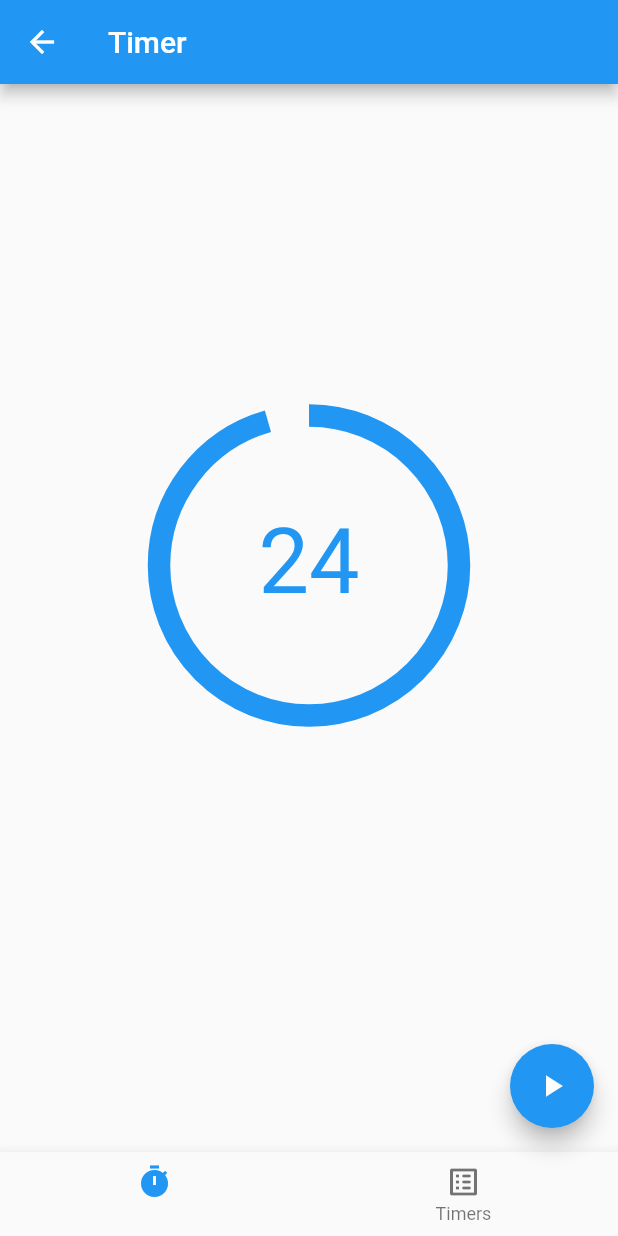
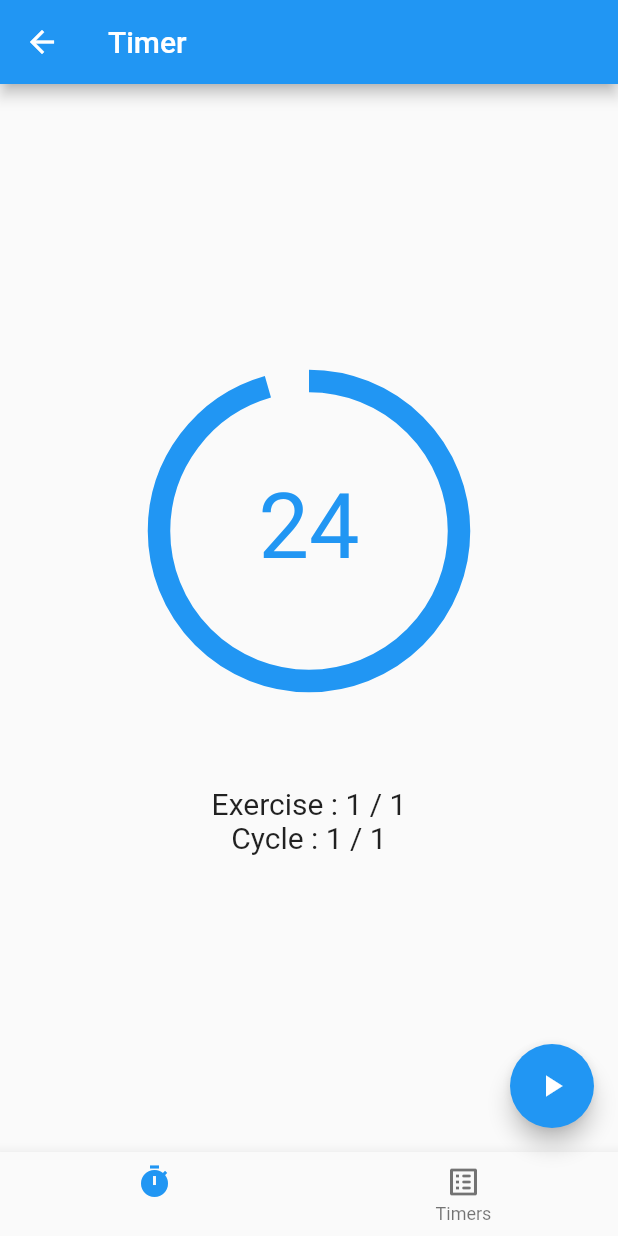
Before and after one commit to jobam/HoneyTime, a Flutter app: the TimerScreen screen opened directly, after a tap on the "play arrow" icon, on a phone screen of 412 x 824 dp. Run offline on Flutter 3.47's test engine with Material 2 defaults, Android fonts, the phone set to English and light mode, and no system bars; our stand-ins replace audioplayers, shared_preferences; accounts and stored records are empty.

Commit message:
feat: Add sound

```diff
--- a/lib/screens/timer_screen.dart
+++ b/lib/screens/timer_screen.dart
@@ -1,4 +1,8 @@
+import 'dart:typed_data';
+
+import 'package:audioplayers/audioplayers.dart';
 import 'package:flutter/material.dart';
+import 'package:flutter/services.dart';
 
 import '../models/timer.dart';
 import '../shared/menu_bottom.dart';
@@ -45,7 +49,6 @@ class _TimerScreenState extends State<TimerScreen>
 
   @override
   Widget build(BuildContext context) {
-
     return Scaffold(
       appBar: AppBar(
         // Here we take the value from the MyHomePage object that was created by
@@ -55,7 +58,10 @@ class _TimerScreenState extends State<TimerScreen>
       bottomNavigationBar: const MenuBottom(),
       body: Container(
         height: double.infinity,
-        child: Row(
+        child: Column(
+          mainAxisAlignment: MainAxisAlignment.center,
+          children: [
+            Row(
               mainAxisAlignment: MainAxisAlignment.center,
               children: [
                 Column(mainAxisAlignment: MainAxisAlignment.center, children: [
@@ -106,16 +112,38 @@ class _TimerScreenState extends State<TimerScreen>
                     ),
               ],
             ),
+            Row(
+              mainAxisAlignment: MainAxisAlignment.center,
+              children: [
+                Column(
+                  children: [
+                    Text(
+                      'Exercise : ${currentExerciseNb} / ${timer.exercisesNb}',
+                      style: TextStyle(fontSize: 20),
+                    ),
+                    Text(
+                      'Cycle : ${currentCycleNb} / ${timer.cycles}',
+                      style: TextStyle(fontSize: 20),
+                    )
+                  ],
+                )
+              ],
+            ),
+          ],
+        ),
       ),
       floatingActionButton: FloatingActionButton(
-        onPressed: () => startTimer(timer.exerciseTimeInSec),
+        onPressed: () async => await startTimer(timer.exerciseTimeInSec),
         tooltip: 'Start',
         child: const Icon(Icons.play_arrow),
       ),
     );
   }
 
-  void startTimer(int duration) {
+  Future startTimer(int duration) async {
+    AudioPlayer player = AudioPlayer();
+    await player.setSource(AssetSource('audio/count_down.wav'));
+
     timerController.value = 100;
     timerController.duration = Duration(seconds: duration);
     timerController.reverse();
--- a/pubspec.yaml
+++ b/pubspec.yaml
@@ -36,6 +36,7 @@ dependencies:
   cupertino_icons: ^1.0.2
   shared_preferences: ^2.0.15
   uuid: ^3.0.6
+  audioplayers: ^1.0.1
 
 dev_dependencies:
   flutter_test:
@@ -60,9 +61,8 @@ flutter:
   uses-material-design: true
 
   # To add assets to your application, add an assets section, like this:
-  # assets:
-  #   - images/a_dot_burr.jpeg
-  #   - images/a_dot_ham.jpeg
+  assets:
+    - assets/audio/
 
   # An image asset can refer to one or more resolution-specific "variants", see
   # https://flutter.dev/assets-and-images/#resolution-aware
```
Also changed, not shown: pubspec.lock, 10 other files. Lines whose indentation alone changed are shown as unchanged.
